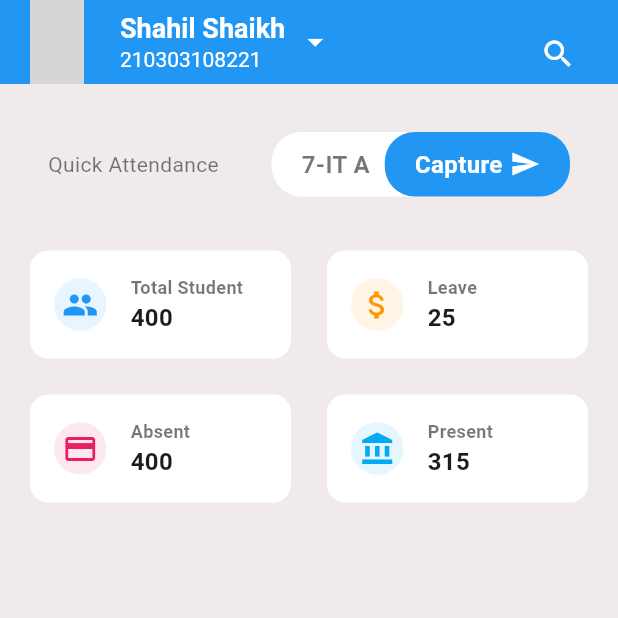
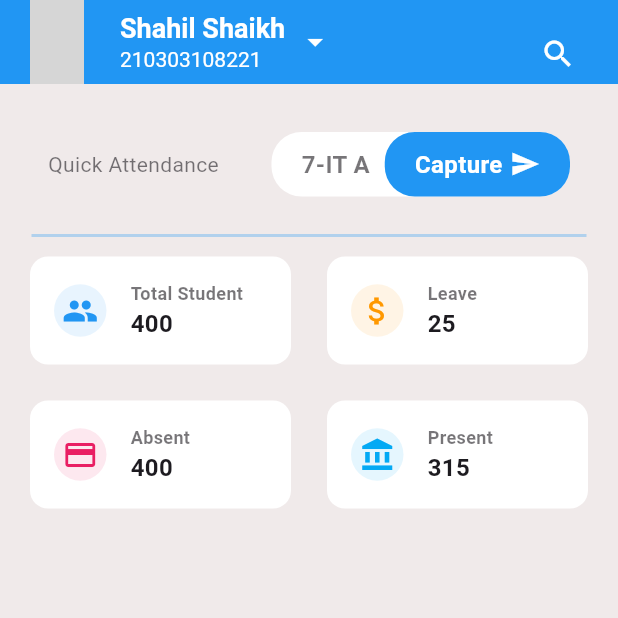
Before and after one commit to Sahilshaikh11/caulva, a Flutter app: the screen it shows once a user with an empty profile is signed in, on a phone screen of 412 x 824 dp, the top half of it. Run offline on Flutter 3.47's test engine with Material 3 defaults, Android fonts, the phone set to English and light mode, and no system bars; our stand-ins replace firebase_auth, firebase_core, firebase_storage; accounts and stored records are empty; network calls fail; grey boxes are pictures that could not be loaded.

Commit message:
Divider added

```diff
--- a/lib/pages/home_page.dart
+++ b/lib/pages/home_page.dart
@@ -39,7 +39,18 @@ class _HomePageState extends State<HomePage> {
               QuickAttendanceCard(
                 subTitle: '7-IT A',
               ),
-              SizedBox(height: 16),
+              // SizedBox(height: 8),
+              const Opacity(
+                opacity: 0.3,
+                child: Divider(
+                  height: 20,
+                  thickness: 2,
+                  indent: 5,
+                  endIndent: 5,
+                  color: Colors.blue,
+                ),
+              ),
+              // SizedBox(height: 8),
               const Row(
                 mainAxisAlignment: MainAxisAlignment.center,
                 children: [
```
